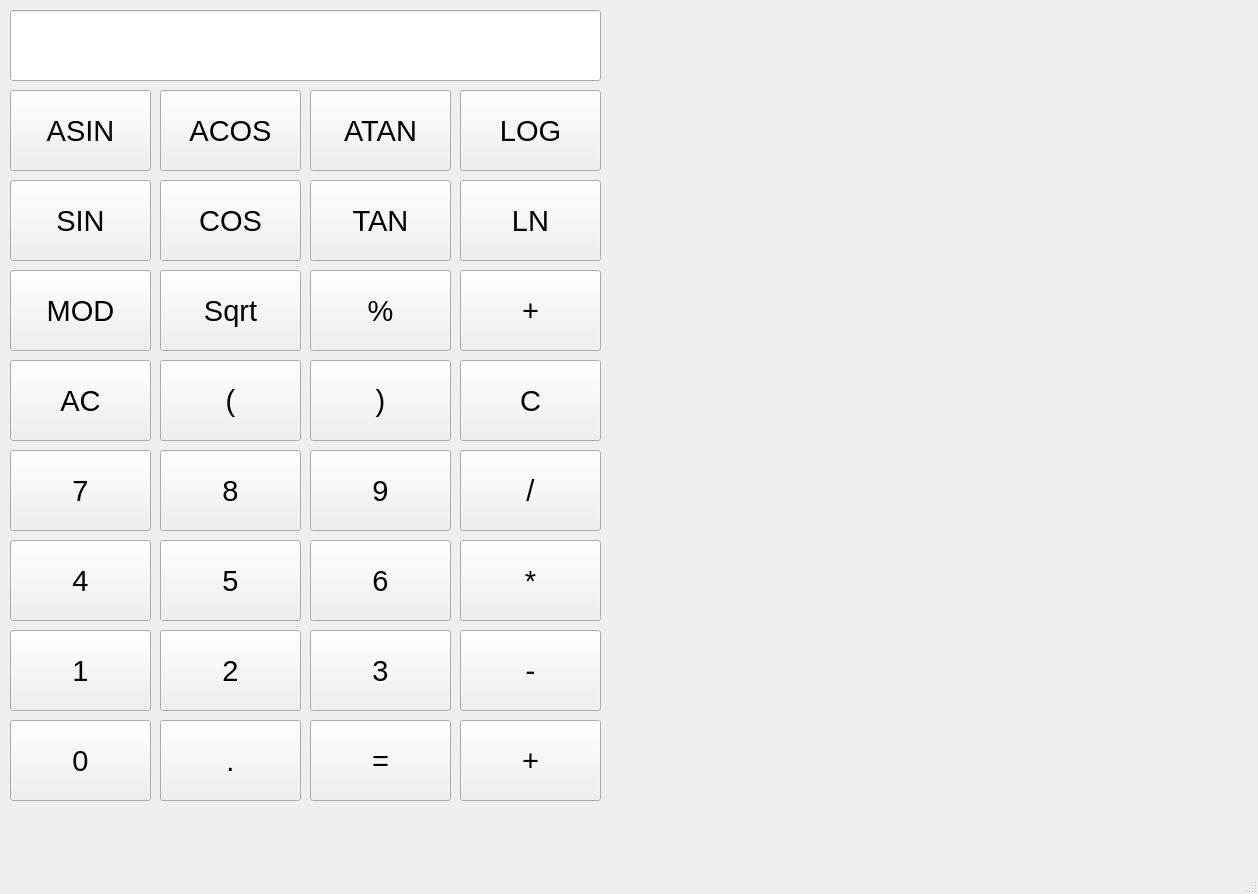
Above: src/Calc/mainwindow.ui from Aidahar/Calc_s21 before the change. Below: the same form after it.
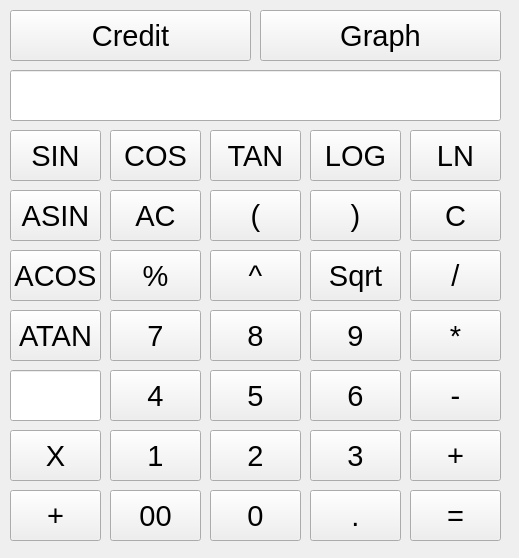
That is the form after the change. Icons and pictures are not drawn.

```diff
--- a/src/Calc/mainwindow.ui
+++ b/src/Calc/mainwindow.ui
@@ -6,10 +6,28 @@
    <rect>
     <x>0</x>
     <y>0</y>
-    <width>1258</width>
-    <height>894</height>
+    <width>519</width>
+    <height>558</height>
    </rect>
   </property>
+  <property name="sizePolicy">
+   <sizepolicy hsizetype="Expanding" vsizetype="Expanding">
+    <horstretch>0</horstretch>
+    <verstretch>0</verstretch>
+   </sizepolicy>
+  </property>
+  <property name="minimumSize">
+   <size>
+    <width>0</width>
+    <height>0</height>
+   </size>
+  </property>
+  <property name="maximumSize">
+   <size>
+    <width>606</width>
+    <height>856</height>
+   </size>
+  </property>
   <property name="windowTitle">
    <string>MainWindow</string>
   </property>
@@ -17,12 +35,18 @@
    <widget class="QPushButton" name="equal">
     <property name="geometry">
      <rect>
-      <x>310</x>
-      <y>720</y>
-      <width>141</width>
-      <height>81</height>
+      <x>410</x>
+      <y>490</y>
+      <width>91</width>
+      <height>51</height>
      </rect>
     </property>
+    <property name="sizePolicy">
+     <sizepolicy hsizetype="Minimum" vsizetype="Fixed">
+      <horstretch>0</horstretch>
+      <verstretch>0</verstretch>
+     </sizepolicy>
+    </property>
     <property name="font">
      <font>
       <pointsize>22</pointsize>
@@ -53,12 +77,18 @@
    <widget class="QPushButton" name="plus">
     <property name="geometry">
      <rect>
-      <x>460</x>
-      <y>720</y>
-      <width>141</width>
-      <height>81</height>
+      <x>410</x>
+      <y>430</y>
+      <width>91</width>
+      <height>51</height>
      </rect>
     </property>
+    <property name="sizePolicy">
+     <sizepolicy hsizetype="Minimum" vsizetype="Fixed">
+      <horstretch>0</horstretch>
+      <verstretch>0</verstretch>
+     </sizepolicy>
+    </property>
     <property name="font">
      <font>
       <pointsize>22</pointsize>
@@ -71,12 +101,18 @@
    <widget class="QPushButton" name="Minus">
     <property name="geometry">
      <rect>
-      <x>460</x>
-      <y>630</y>
-      <width>141</width>
-      <height>81</height>
+      <x>410</x>
+      <y>370</y>
+      <width>91</width>
+      <height>51</height>
      </rect>
     </property>
+    <property name="sizePolicy">
+     <sizepolicy hsizetype="Minimum" vsizetype="Fixed">
+      <horstretch>0</horstretch>
+      <verstretch>0</verstretch>
+     </sizepolicy>
+    </property>
     <property name="font">
      <font>
       <pointsize>22</pointsize>
@@ -89,12 +125,18 @@
    <widget class="QPushButton" name="Mul">
     <property name="geometry">
      <rect>
-      <x>460</x>
-      <y>540</y>
-      <width>141</width>
-      <height>81</height>
+      <x>410</x>
+      <y>310</y>
+      <width>91</width>
+      <height>51</height>
      </rect>
     </property>
+    <property name="sizePolicy">
+     <sizepolicy hsizetype="Minimum" vsizetype="Fixed">
+      <horstretch>0</horstretch>
+      <verstretch>0</verstretch>
+     </sizepolicy>
+    </property>
     <property name="font">
      <font>
       <pointsize>22</pointsize>
@@ -111,12 +153,18 @@
    <widget class="QPushButton" name="Del">
     <property name="geometry">
      <rect>
-      <x>460</x>
-      <y>450</y>
-      <width>141</width>
-      <height>81</height>
+      <x>410</x>
+      <y>250</y>
+      <width>91</width>
+      <height>51</height>
      </rect>
     </property>
+    <property name="sizePolicy">
+     <sizepolicy hsizetype="Minimum" vsizetype="Fixed">
+      <horstretch>0</horstretch>
+      <verstretch>0</verstretch>
+     </sizepolicy>
+    </property>
     <property name="font">
      <font>
       <pointsize>22</pointsize>
@@ -129,12 +177,18 @@
    <widget class="QPushButton" name="C">
     <property name="geometry">
      <rect>
-      <x>460</x>
-      <y>360</y>
-      <width>141</width>
-      <height>81</height>
+      <x>410</x>
+      <y>190</y>
+      <width>91</width>
+      <height>51</height>
      </rect>
     </property>
+    <property name="sizePolicy">
+     <sizepolicy hsizetype="Minimum" vsizetype="Fixed">
+      <horstretch>0</horstretch>
+      <verstretch>0</verstretch>
+     </sizepolicy>
+    </property>
     <property name="font">
      <font>
       <pointsize>22</pointsize>
@@ -147,12 +201,18 @@
    <widget class="QPushButton" name="percent">
     <property name="geometry">
      <rect>
-      <x>310</x>
-      <y>270</y>
-      <width>141</width>
-      <height>81</height>
+      <x>110</x>
+      <y>250</y>
+      <width>91</width>
+      <height>51</height>
      </rect>
     </property>
+    <property name="sizePolicy">
+     <sizepolicy hsizetype="Minimum" vsizetype="Fixed">
+      <horstretch>0</horstretch>
+      <verstretch>0</verstretch>
+     </sizepolicy>
+    </property>
     <property name="font">
      <font>
       <pointsize>22</pointsize>
@@ -165,12 +225,18 @@
    <widget class="QPushButton" name="AC">
     <property name="geometry">
      <rect>
-      <x>10</x>
-      <y>360</y>
-      <width>141</width>
-      <height>81</height>
+      <x>110</x>
+      <y>190</y>
+      <width>91</width>
+      <height>51</height>
      </rect>
     </property>
+    <property name="sizePolicy">
+     <sizepolicy hsizetype="Minimum" vsizetype="Fixed">
+      <horstretch>0</horstretch>
+      <verstretch>0</verstretch>
+     </sizepolicy>
+    </property>
     <property name="font">
      <font>
       <pointsize>22</pointsize>
@@ -184,11 +250,17 @@
     <property name="geometry">
      <rect>
       <x>310</x>
-      <y>450</y>
-      <width>141</width>
-      <height>81</height>
+      <y>310</y>
+      <width>91</width>
+      <height>51</height>
      </rect>
     </property>
+    <property name="sizePolicy">
+     <sizepolicy hsizetype="Minimum" vsizetype="Fixed">
+      <horstretch>0</horstretch>
+      <verstretch>0</verstretch>
+     </sizepolicy>
+    </property>
     <property name="font">
      <font>
       <pointsize>22</pointsize>
@@ -201,12 +273,18 @@
    <widget class="QPushButton" name="button_8">
     <property name="geometry">
      <rect>
-      <x>160</x>
-      <y>450</y>
-      <width>141</width>
-      <height>81</height>
+      <x>210</x>
+      <y>310</y>
+      <width>91</width>
+      <height>51</height>
      </rect>
     </property>
+    <property name="sizePolicy">
+     <sizepolicy hsizetype="Minimum" vsizetype="Fixed">
+      <horstretch>0</horstretch>
+      <verstretch>0</verstretch>
+     </sizepolicy>
+    </property>
     <property name="font">
      <font>
       <pointsize>22</pointsize>
@@ -219,12 +297,18 @@
    <widget class="QPushButton" name="button_7">
     <property name="geometry">
      <rect>
-      <x>10</x>
-      <y>450</y>
-      <width>141</width>
-      <height>81</height>
+      <x>110</x>
+      <y>310</y>
+      <width>91</width>
+      <height>51</height>
      </rect>
     </property>
+    <property name="sizePolicy">
+     <sizepolicy hsizetype="Minimum" vsizetype="Fixed">
+      <horstretch>0</horstretch>
+      <verstretch>0</verstretch>
+     </sizepolicy>
+    </property>
     <property name="font">
      <font>
       <pointsize>22</pointsize>
@@ -237,12 +321,18 @@
    <widget class="QPushButton" name="button_4">
     <property name="geometry">
      <rect>
-      <x>10</x>
-      <y>540</y>
-      <width>141</width>
-      <height>81</height>
+      <x>110</x>
+      <y>370</y>
+      <width>91</width>
+      <height>51</height>
      </rect>
     </property>
+    <property name="sizePolicy">
+     <sizepolicy hsizetype="Minimum" vsizetype="Fixed">
+      <horstretch>0</horstretch>
+      <verstretch>0</verstretch>
+     </sizepolicy>
+    </property>
     <property name="font">
      <font>
       <pointsize>22</pointsize>
@@ -255,12 +345,18 @@
    <widget class="QPushButton" name="button_5">
     <property name="geometry">
      <rect>
-      <x>160</x>
-      <y>540</y>
-      <width>141</width>
-      <height>81</height>
+      <x>210</x>
+      <y>370</y>
+      <width>91</width>
+      <height>51</height>
      </rect>
     </property>
+    <property name="sizePolicy">
+     <sizepolicy hsizetype="Minimum" vsizetype="Fixed">
+      <horstretch>0</horstretch>
+      <verstretch>0</verstretch>
+     </sizepolicy>
+    </property>
     <property name="font">
      <font>
       <pointsize>22</pointsize>
@@ -274,11 +370,17 @@
     <property name="geometry">
      <rect>
       <x>310</x>
-      <y>540</y>
-      <width>141</width>
-      <height>81</height>
+      <y>370</y>
+      <width>91</width>
+      <height>51</height>
      </rect>
     </property>
+    <property name="sizePolicy">
+     <sizepolicy hsizetype="Minimum" vsizetype="Fixed">
+      <horstretch>0</horstretch>
+      <verstretch>0</verstretch>
+     </sizepolicy>
+    </property>
     <property name="font">
      <font>
       <pointsize>22</pointsize>
@@ -289,17 +391,31 @@
     </property>
    </widget>
    <widget class="QPushButton" name="button_1">
+    <property name="enabled">
+     <bool>true</bool>
+    </property>
     <property name="geometry">
      <rect>
-      <x>10</x>
-      <y>630</y>
-      <width>141</width>
-      <height>81</height>
+      <x>110</x>
+      <y>430</y>
+      <width>91</width>
+      <height>51</height>
      </rect>
     </property>
+    <property name="sizePolicy">
+     <sizepolicy hsizetype="Minimum" vsizetype="Fixed">
+      <horstretch>0</horstretch>
+      <verstretch>0</verstretch>
+     </sizepolicy>
+    </property>
     <property name="font">
      <font>
       <pointsize>22</pointsize>
+      <italic>false</italic>
+      <bold>false</bold>
+      <underline>false</underline>
+      <strikeout>false</strikeout>
+      <kerning>true</kerning>
      </font>
     </property>
     <property name="text">
@@ -309,12 +425,18 @@
    <widget class="QPushButton" name="button_2">
     <property name="geometry">
      <rect>
-      <x>160</x>
-      <y>630</y>
-      <width>141</width>
-      <height>81</height>
+      <x>210</x>
+      <y>430</y>
+      <width>91</width>
+      <height>51</height>
      </rect>
     </property>
+    <property name="sizePolicy">
+     <sizepolicy hsizetype="Minimum" vsizetype="Fixed">
+      <horstretch>0</horstretch>
+      <verstretch>0</verstretch>
+     </sizepolicy>
+    </property>
     <property name="font">
      <font>
       <pointsize>22</pointsize>
@@ -328,11 +450,17 @@
     <property name="geometry">
      <rect>
       <x>310</x>
-      <y>630</y>
-      <width>141</width>
-      <height>81</height>
+      <y>430</y>
+      <width>91</width>
+      <height>51</height>
      </rect>
     </property>
+    <property name="sizePolicy">
+     <sizepolicy hsizetype="Minimum" vsizetype="Fixed">
+      <horstretch>0</horstretch>
+      <verstretch>0</verstretch>
+     </sizepolicy>
+    </property>
     <property name="font">
      <font>
       <pointsize>22</pointsize>
@@ -345,12 +473,18 @@
    <widget class="QPushButton" name="button_0">
     <property name="geometry">
      <rect>
-      <x>10</x>
-      <y>720</y>
-      <width>141</width>
-      <height>81</height>
+      <x>210</x>
+      <y>490</y>
+      <width>91</width>
+      <height>51</height>
      </rect>
     </property>
+    <property name="sizePolicy">
+     <sizepolicy hsizetype="Minimum" vsizetype="Fixed">
+      <horstretch>0</horstretch>
+      <verstretch>0</verstretch>
+     </sizepolicy>
+    </property>
     <property name="font">
      <font>
       <pointsize>22</pointsize>
@@ -363,12 +497,18 @@
    <widget class="QPushButton" name="button_tchk">
     <property name="geometry">
      <rect>
-      <x>160</x>
-      <y>720</y>
-      <width>141</width>
-      <height>81</height>
+      <x>310</x>
+      <y>490</y>
+      <width>91</width>
+      <height>51</height>
      </rect>
     </property>
+    <property name="sizePolicy">
+     <sizepolicy hsizetype="Minimum" vsizetype="Fixed">
+      <horstretch>0</horstretch>
+      <verstretch>0</verstretch>
+     </sizepolicy>
+    </property>
     <property name="font">
      <font>
       <pointsize>22</pointsize>
@@ -382,11 +522,17 @@
     <property name="geometry">
      <rect>
       <x>10</x>
-      <y>10</y>
-      <width>591</width>
-      <height>71</height>
+      <y>70</y>
+      <width>491</width>
+      <height>51</height>
      </rect>
     </property>
+    <property name="sizePolicy">
+     <sizepolicy hsizetype="Minimum" vsizetype="Fixed">
+      <horstretch>0</horstretch>
+      <verstretch>0</verstretch>
+     </sizepolicy>
+    </property>
     <property name="font">
      <font>
       <pointsize>22</pointsize>
@@ -399,12 +545,18 @@
    <widget class="QPushButton" name="Sqrt">
     <property name="geometry">
      <rect>
-      <x>160</x>
-      <y>270</y>
-      <width>141</width>
-      <height>81</height>
+      <x>310</x>
+      <y>250</y>
+      <width>91</width>
+      <height>51</height>
      </rect>
     </property>
+    <property name="sizePolicy">
+     <sizepolicy hsizetype="Minimum" vsizetype="Fixed">
+      <horstretch>0</horstretch>
+      <verstretch>0</verstretch>
+     </sizepolicy>
+    </property>
     <property name="font">
      <font>
       <pointsize>22</pointsize>
@@ -417,30 +569,42 @@
    <widget class="QPushButton" name="Mod">
     <property name="geometry">
      <rect>
-      <x>10</x>
-      <y>270</y>
-      <width>141</width>
-      <height>81</height>
+      <x>210</x>
+      <y>250</y>
+      <width>91</width>
+      <height>51</height>
      </rect>
     </property>
+    <property name="sizePolicy">
+     <sizepolicy hsizetype="Minimum" vsizetype="Fixed">
+      <horstretch>0</horstretch>
+      <verstretch>0</verstretch>
+     </sizepolicy>
+    </property>
     <property name="font">
      <font>
       <pointsize>22</pointsize>
      </font>
     </property>
     <property name="text">
-     <string>MOD</string>
+     <string>^</string>
     </property>
    </widget>
    <widget class="QPushButton" name="L_BR">
     <property name="geometry">
      <rect>
-      <x>160</x>
-      <y>360</y>
-      <width>141</width>
-      <height>81</height>
+      <x>210</x>
+      <y>190</y>
+      <width>91</width>
+      <height>51</height>
      </rect>
     </property>
+    <property name="sizePolicy">
+     <sizepolicy hsizetype="Minimum" vsizetype="Fixed">
+      <horstretch>0</horstretch>
+      <verstretch>0</verstretch>
+     </sizepolicy>
+    </property>
     <property name="font">
      <font>
       <pointsize>22</pointsize>
@@ -454,11 +618,17 @@
     <property name="geometry">
      <rect>
       <x>310</x>
-      <y>360</y>
-      <width>141</width>
-      <height>81</height>
+      <y>190</y>
+      <width>91</width>
+      <height>51</height>
      </rect>
     </property>
+    <property name="sizePolicy">
+     <sizepolicy hsizetype="Minimum" vsizetype="Fixed">
+      <horstretch>0</horstretch>
+      <verstretch>0</verstretch>
+     </sizepolicy>
+    </property>
     <property name="font">
      <font>
       <pointsize>22</pointsize>
@@ -471,12 +641,18 @@
    <widget class="QPushButton" name="UnarPL">
     <property name="geometry">
      <rect>
-      <x>460</x>
-      <y>270</y>
-      <width>141</width>
-      <height>81</height>
+      <x>10</x>
+      <y>490</y>
+      <width>91</width>
+      <height>51</height>
      </rect>
     </property>
+    <property name="sizePolicy">
+     <sizepolicy hsizetype="Minimum" vsizetype="Fixed">
+      <horstretch>0</horstretch>
+      <verstretch>0</verstretch>
+     </sizepolicy>
+    </property>
     <property name="font">
      <font>
       <pointsize>22</pointsize>
@@ -490,11 +666,17 @@
     <property name="geometry">
      <rect>
       <x>10</x>
-      <y>180</y>
-      <width>141</width>
-      <height>81</height>
+      <y>130</y>
+      <width>91</width>
+      <height>51</height>
      </rect>
     </property>
+    <property name="sizePolicy">
+     <sizepolicy hsizetype="Minimum" vsizetype="Fixed">
+      <horstretch>0</horstretch>
+      <verstretch>0</verstretch>
+     </sizepolicy>
+    </property>
     <property name="font">
      <font>
       <pointsize>22</pointsize>
@@ -507,12 +689,18 @@
    <widget class="QPushButton" name="cos">
     <property name="geometry">
      <rect>
-      <x>160</x>
-      <y>180</y>
-      <width>141</width>
-      <height>81</height>
+      <x>110</x>
+      <y>130</y>
+      <width>91</width>
+      <height>51</height>
      </rect>
     </property>
+    <property name="sizePolicy">
+     <sizepolicy hsizetype="Minimum" vsizetype="Fixed">
+      <horstretch>0</horstretch>
+      <verstretch>0</verstretch>
+     </sizepolicy>
+    </property>
     <property name="font">
      <font>
       <pointsize>22</pointsize>
@@ -525,12 +713,18 @@
    <widget class="QPushButton" name="tan">
     <property name="geometry">
      <rect>
-      <x>310</x>
-      <y>180</y>
-      <width>141</width>
-      <height>81</height>
+      <x>210</x>
+      <y>130</y>
+      <width>91</width>
+      <height>51</height>
      </rect>
     </property>
+    <property name="sizePolicy">
+     <sizepolicy hsizetype="Minimum" vsizetype="Fixed">
+      <horstretch>0</horstretch>
+      <verstretch>0</verstretch>
+     </sizepolicy>
+    </property>
     <property name="font">
      <font>
       <pointsize>22</pointsize>
@@ -543,12 +737,18 @@
    <widget class="QPushButton" name="ln">
     <property name="geometry">
      <rect>
-      <x>460</x>
-      <y>180</y>
-      <width>141</width>
-      <height>81</height>
+      <x>410</x>
+      <y>130</y>
+      <width>91</width>
+      <height>51</height>
      </rect>
     </property>
+    <property name="sizePolicy">
+     <sizepolicy hsizetype="Minimum" vsizetype="Fixed">
+      <horstretch>0</horstretch>
+      <verstretch>0</verstretch>
+     </sizepolicy>
+    </property>
     <property name="font">
      <font>
       <pointsize>22</pointsize>
@@ -561,12 +761,18 @@
    <widget class="QPushButton" name="log">
     <property name="geometry">
      <rect>
-      <x>460</x>
-      <y>90</y>
-      <width>141</width>
-      <height>81</height>
+      <x>310</x>
+      <y>130</y>
+      <width>91</width>
+      <height>51</height>
      </rect>
     </property>
+    <property name="sizePolicy">
+     <sizepolicy hsizetype="Minimum" vsizetype="Fixed">
+      <horstretch>0</horstretch>
+      <verstretch>0</verstretch>
+     </sizepolicy>
+    </property>
     <property name="font">
      <font>
       <pointsize>22</pointsize>
@@ -580,11 +786,17 @@
     <property name="geometry">
      <rect>
       <x>10</x>
-      <y>90</y>
-      <width>141</width>
-      <height>81</height>
+      <y>190</y>
+      <width>91</width>
+      <height>51</height>
      </rect>
     </property>
+    <property name="sizePolicy">
+     <sizepolicy hsizetype="Minimum" vsizetype="Fixed">
+      <horstretch>0</horstretch>
+      <verstretch>0</verstretch>
+     </sizepolicy>
+    </property>
     <property name="font">
      <font>
       <pointsize>22</pointsize>
@@ -597,12 +809,18 @@
    <widget class="QPushButton" name="acos">
     <property name="geometry">
      <rect>
-      <x>160</x>
-      <y>90</y>
-      <width>141</width>
-      <height>81</height>
+      <x>10</x>
+      <y>250</y>
+      <width>91</width>
+      <height>51</height>
      </rect>
     </property>
+    <property name="sizePolicy">
+     <sizepolicy hsizetype="Minimum" vsizetype="Fixed">
+      <horstretch>0</horstretch>
+      <verstretch>0</verstretch>
+     </sizepolicy>
+    </property>
     <property name="font">
      <font>
       <pointsize>22</pointsize>
@@ -615,12 +833,18 @@
    <widget class="QPushButton" name="atan">
     <property name="geometry">
      <rect>
-      <x>310</x>
-      <y>90</y>
-      <width>141</width>
-      <height>81</height>
+      <x>10</x>
+      <y>310</y>
+      <width>91</width>
+      <height>51</height>
      </rect>
     </property>
+    <property name="sizePolicy">
+     <sizepolicy hsizetype="Minimum" vsizetype="Fixed">
+      <horstretch>0</horstretch>
+      <verstretch>0</verstretch>
+     </sizepolicy>
+    </property>
     <property name="font">
      <font>
       <pointsize>22</pointsize>
@@ -630,18 +854,132 @@
      <string>ATAN</string>
     </property>
    </widget>
+   <widget class="QPushButton" name="X">
+    <property name="geometry">
+     <rect>
+      <x>10</x>
+      <y>430</y>
+      <width>91</width>
+      <height>51</height>
+     </rect>
+    </property>
+    <property name="sizePolicy">
+     <sizepolicy hsizetype="Minimum" vsizetype="Fixed">
+      <horstretch>0</horstretch>
+      <verstretch>0</verstretch>
+     </sizepolicy>
+    </property>
+    <property name="font">
+     <font>
+      <pointsize>22</pointsize>
+     </font>
+    </property>
+    <property name="text">
+     <string>X</string>
+    </property>
+   </widget>
+   <widget class="QPushButton" name="button_00">
+    <property name="geometry">
+     <rect>
+      <x>110</x>
+      <y>490</y>
+      <width>91</width>
+      <height>51</height>
+     </rect>
+    </property>
+    <property name="sizePolicy">
+     <sizepolicy hsizetype="Minimum" vsizetype="Fixed">
+      <horstretch>0</horstretch>
+      <verstretch>0</verstretch>
+     </sizepolicy>
+    </property>
+    <property name="font">
+     <font>
+      <pointsize>22</pointsize>
+     </font>
+    </property>
+    <property name="text">
+     <string>00</string>
+    </property>
+   </widget>
+   <widget class="QLineEdit" name="parsed_x">
+    <property name="geometry">
+     <rect>
+      <x>10</x>
+      <y>370</y>
+      <width>91</width>
+      <height>51</height>
+     </rect>
+    </property>
+    <property name="sizePolicy">
+     <sizepolicy hsizetype="Minimum" vsizetype="Fixed">
+      <horstretch>0</horstretch>
+      <verstretch>0</verstretch>
+     </sizepolicy>
+    </property>
+    <property name="font">
+     <font>
+      <pointsize>22</pointsize>
+      <italic>false</italic>
+      <bold>false</bold>
+      <underline>false</underline>
+      <strikeout>false</strikeout>
+      <kerning>true</kerning>
+     </font>
+    </property>
+    <property name="maxLength">
+     <number>254</number>
+    </property>
+   </widget>
+   <widget class="QPushButton" name="Credit">
+    <property name="geometry">
+     <rect>
+      <x>10</x>
+      <y>10</y>
+      <width>241</width>
+      <height>51</height>
+     </rect>
+    </property>
+    <property name="sizePolicy">
+     <sizepolicy hsizetype="Minimum" vsizetype="Fixed">
+      <horstretch>0</horstretch>
+      <verstretch>0</verstretch>
+     </sizepolicy>
+    </property>
+    <property name="font">
+     <font>
+      <pointsize>22</pointsize>
+     </font>
+    </property>
+    <property name="text">
+     <string>Credit</string>
+    </property>
+   </widget>
+   <widget class="QPushButton" name="Graph">
+    <property name="geometry">
+     <rect>
+      <x>260</x>
+      <y>10</y>
+      <width>241</width>
+      <height>51</height>
+     </rect>
+    </property>
+    <property name="sizePolicy">
+     <sizepolicy hsizetype="Minimum" vsizetype="Fixed">
+      <horstretch>0</horstretch>
+      <verstretch>0</verstretch>
+     </sizepolicy>
+    </property>
+    <property name="font">
+     <font>
+      <pointsize>22</pointsize>
+     </font>
+    </property>
+    <property name="text">
+     <string>Graph</string>
+    </property>
+   </widget>
   </widget>
-  <widget class="QMenuBar" name="menubar">
-   <property name="geometry">
-    <rect>
-     <x>0</x>
-     <y>0</y>
-     <width>1258</width>
-     <height>22</height>
-    </rect>
-   </property>
-  </widget>
-  <widget class="QStatusBar" name="statusbar"/>
  </widget>
  <resources/>
  <connections/>
```
Left out of the diff: 35 changed lines with no effect on the pictures.
